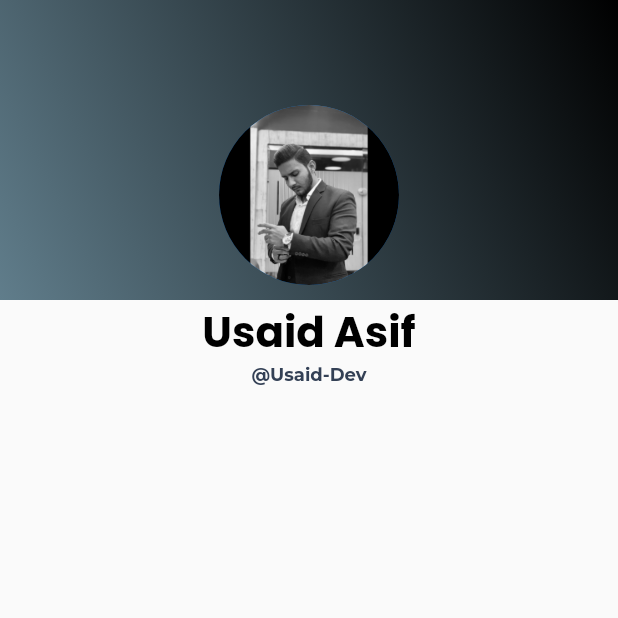
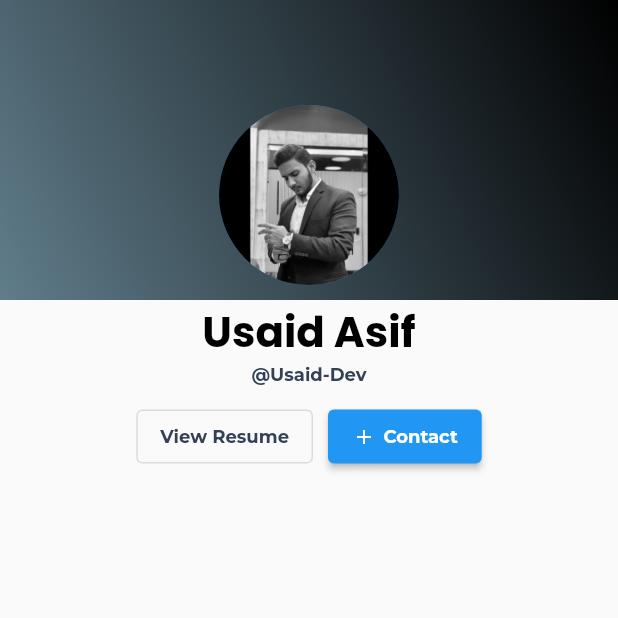
Before and after one commit to Usaid-Dev/portfolio, a Flutter app: the screen it shows after launch, on a phone screen of 412 x 824 dp, the top half of it. Run offline on Flutter 3.47's test engine with Material 2 defaults, Android fonts, the phone set to English and light mode, and no system bars; our stand-ins replace google_fonts.

Commit message:
added resume & email

```diff
--- a/lib/data/data.dart
+++ b/lib/data/data.dart
@@ -7,3 +7,8 @@ String imagePath = "images/Mypic.png";
 
 String name = "Usaid Asif";
 String username = "Usaid-Dev";
+
+String resumeLink =
+    "https://drive.google.com/file/d/1uxwK6qs5bL-HfTDABA3opdHGfbkVwDl5/view?usp=drive_link";
+
+String contactEmail = "usaidasif12@gmail.com";
--- a/lib/screens/home_screen.dart
+++ b/lib/screens/home_screen.dart
@@ -1,4 +1,5 @@
 import 'package:flutter/material.dart';
+import 'package:url_launcher/url_launcher.dart';
 import '../constant/constants.dart';
 import '../data/data.dart';
 
@@ -42,10 +43,57 @@ class HomeScreen extends StatelessWidget {
               style: kTitleText,
             )),
             Center(
-                child: Text(
-              "@$username",
-              style: kSubTitleText,
-            )),
+              child: Text(
+                "@$username",
+                style: kSubTitleText,
+              ),
+            ),
+            const SizedBox(
+              height: 10,
+            ),
+            Row(
+              mainAxisAlignment: MainAxisAlignment.center,
+              children: [
+                OutlinedButton(
+                  onPressed: () async {
+                    final Uri url = Uri.parse(resumeLink);
+                    await launchUrl(url);
+                  },
+                  child: Text(
+                    "View Resume",
+                    style: kSubTitleText,
+                  ),
+                ),
+                const SizedBox(
+                  width: 10,
+                ),
+                ElevatedButton(
+                  onPressed: () async {
+                    final Uri emailLaunchUri = Uri(
+                      scheme: 'mailto',
+                      path: contactEmail,
+                    );
+                    await launchUrl(emailLaunchUri);
+                  },
+                  child: Row(
+                    children: [
+                      const Icon(
+                        Icons.add,
+                        size: 16,
+                        color: Colors.white,
+                      ),
+                      const SizedBox(
+                        width: 5,
+                      ),
+                      Text(
+                        "Contact",
+                        style: kSubTitleText.copyWith(color: Colors.white),
+                      )
+                    ],
+                  ),
+                )
+              ],
+            ),
           ],
         ),
       ),
```
